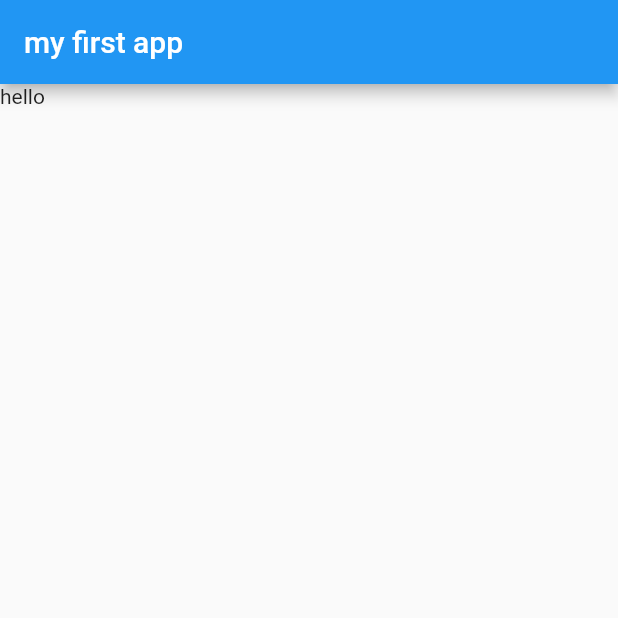
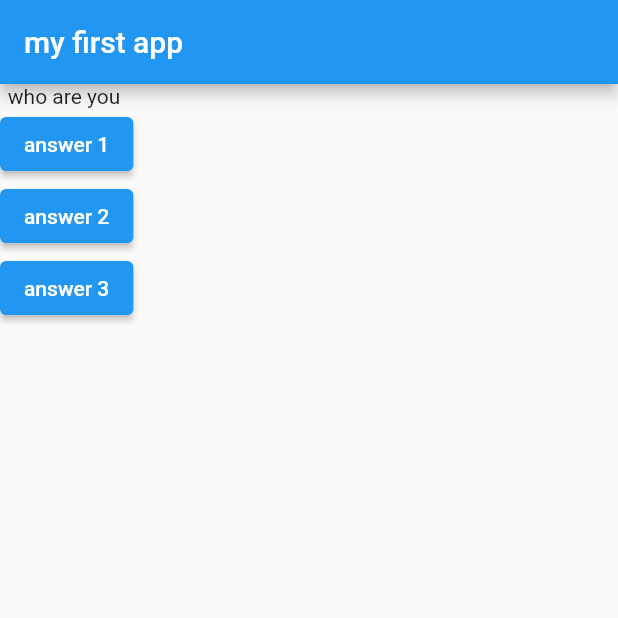
Before and after one commit to Musab-Al-omari/app-Quiz-flutter-Basics, a Flutter app: the screen it shows after launch, on a phone screen of 412 x 824 dp, the top half of it. Run offline on Flutter 3.47's test engine with Material 2 defaults, Android fonts, the light colour scheme and no system bars.

```diff
--- a/lib/main.dart
+++ b/lib/main.dart
@@ -4,14 +4,40 @@ void main() {
   runApp(new MyApp());
 }
 
-class MyApp extends StatelessWidget {
+class MyApp extends StatefulWidget {
+  @override
+  State<StatefulWidget> createState() {
+    // TODO: implement createState
+    return _MyAppState();
+  }
+}
+
+class _MyAppState extends State<MyApp> {
+  var _questionsIndex = 0;
+  var questions = ['who are you ', 'why you are here'];
+  void _pressed() {
+    setState(() {
+      _questionsIndex++;
+    });
+  }
+
   Widget build(BuildContext context) {
     return MaterialApp(
       home: Scaffold(
         appBar: AppBar(
           title: Text('my first app'),
         ),
-        body: Text('hello'),
+        body: Column(
+          children: [
+            Text(questions[_questionsIndex]),
+            ElevatedButton(
+                onPressed: () => _pressed(), child: Text('answer 1')),
+            ElevatedButton(
+                onPressed: () => _pressed(), child: Text('answer 2')),
+            ElevatedButton(
+                onPressed: () => _pressed(), child: Text('answer 3')),
+          ],
+        ),
       ),
     );
   }
```
